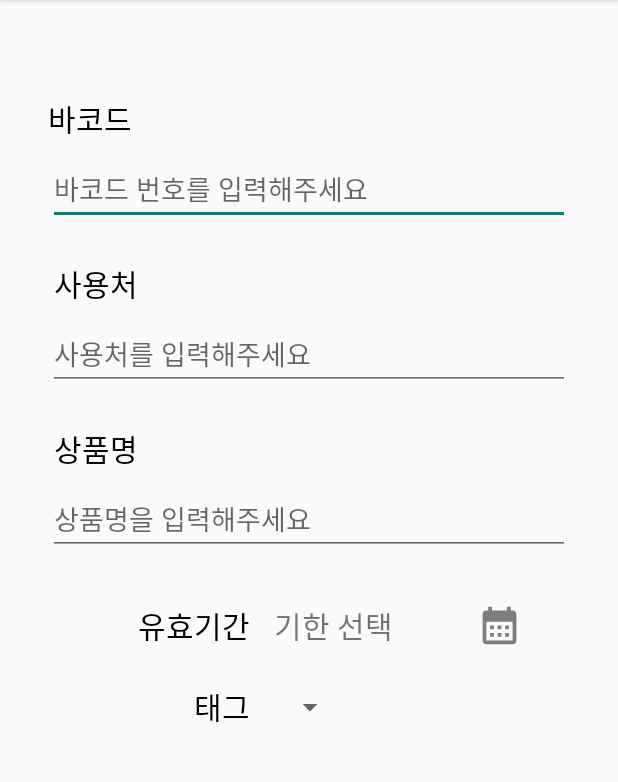
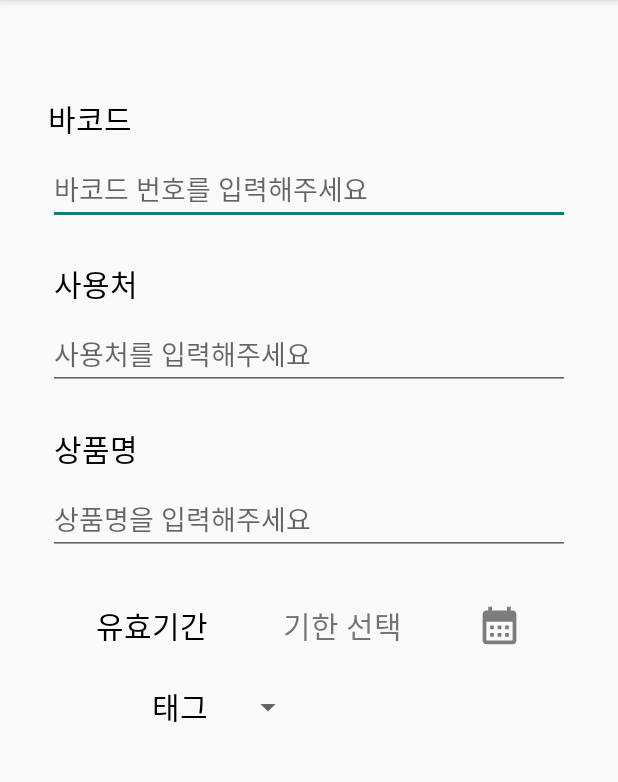
Before and after one commit to AnJeongMin/skku-swe3047-GiftiZone, an Android app: the AddGifticonActivity screen opened directly, with no data from a screen before it, on a phone screen of 412 x 824 dp, the part 84-866 px from its top. Run offline under Robolectric (Android 15) with nearby library versions, the phone set to English and light mode, and no system bars.

Commit message:
style: 기프티콘 추가 액티비티 스타일 수정

```diff
--- a/app/src/main/java/edu/skku/cs/giftizone/addGifticon/AddGifticonActivity.kt
+++ b/app/src/main/java/edu/skku/cs/giftizone/addGifticon/AddGifticonActivity.kt
@@ -16,7 +16,7 @@
 import java.util.*
 
 class AddGifticonActivity : AppCompatActivity() {
-    private val tagList: ArrayList<String>? = intent.getStringArrayListExtra("tagList")
+//    private val tagList: ArrayList<String>? = intent.getStringArrayListExtra("tagList")
     private val pickImageResultLauncher = registerForActivityResult(ActivityResultContracts.GetContent()) { uri: Uri? ->
         val gifticonImage = findViewById<ImageView>(R.id.addGifticonImage)
         if (uri != null) {
--- a/app/src/main/res/layout/activity_add_gifticon.xml
+++ b/app/src/main/res/layout/activity_add_gifticon.xml
@@ -21,11 +21,12 @@
         android:id="@+id/expireEdit"
         android:layout_width="wrap_content"
         android:layout_height="wrap_content"
+        android:layout_marginStart="32dp"
         android:layout_marginTop="32dp"
         android:text="유효기간"
         android:textColor="@color/black"
         android:textSize="20sp"
-        app:layout_constraintStart_toEndOf="@+id/textView7"
+        app:layout_constraintStart_toStartOf="@+id/contentEdit"
         app:layout_constraintTop_toBottomOf="@+id/contentEdit" />
 
     <EditText
@@ -128,11 +129,14 @@
         android:layout_marginStart="16dp"
         android:layout_marginEnd="16dp"
         android:text="기한 선택"
+        android:textAlignment="center"
         android:textSize="20sp"
         app:layout_constraintBottom_toBottomOf="@+id/expireEdit"
         app:layout_constraintEnd_toStartOf="@+id/calenderButton"
+        app:layout_constraintHorizontal_bias="1.0"
         app:layout_constraintStart_toEndOf="@+id/expireEdit"
-        app:layout_constraintTop_toTopOf="@+id/expireEdit" />
+        app:layout_constraintTop_toTopOf="@+id/expireEdit"
+        app:layout_constraintVertical_bias="1.0" />
 
     <ImageView
         android:id="@+id/calenderButton"
```
